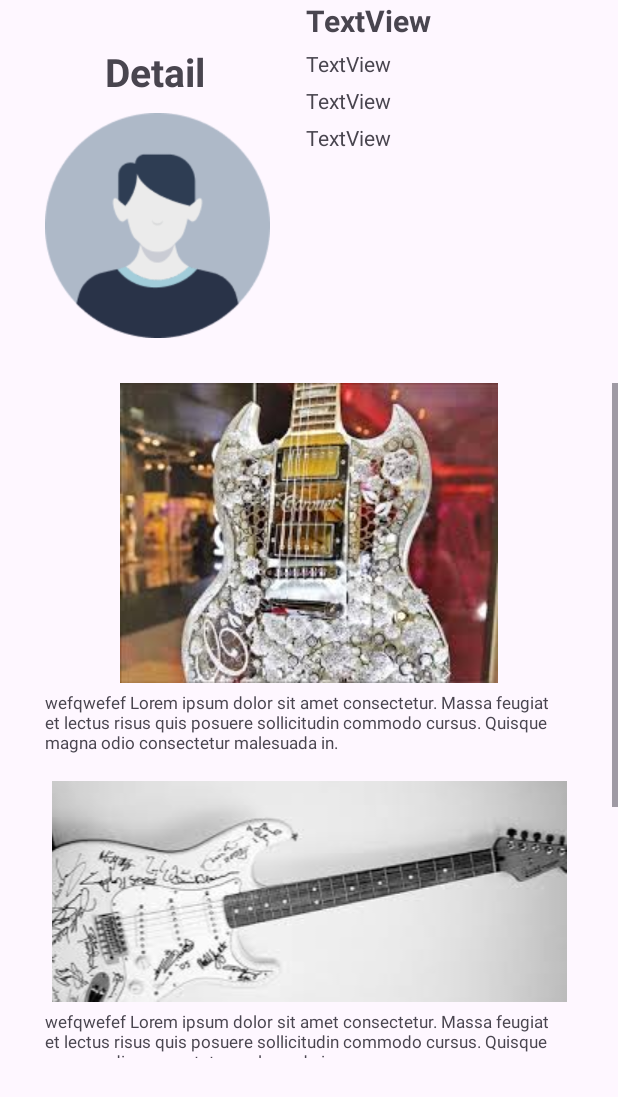
After one commit to 1chanhue1/snsproject, an Android app: the layout activity_detail.xml on its own in the app's theme, with its tools: preview values and no code run, on a phone screen of 412 x 824 dp. The commit adds this screen. Shown: the top 1097 px of the screen. Run offline under Robolectric (Android 15) with nearby library versions, the phone set to English and light mode, and no system bars.

Commit message:
detail 페이지 init

```diff
--- /dev/null
+++ b/app/src/main/java/com/akbkbaaa/snsproject/DetailActivity.kt
@@ -0,0 +1,20 @@
+package com.akbkbaaa.snsproject
+
+import android.os.Bundle
+import androidx.activity.enableEdgeToEdge
+import androidx.appcompat.app.AppCompatActivity
+import androidx.core.view.ViewCompat
+import androidx.core.view.WindowInsetsCompat
+
+class DetailActivity : AppCompatActivity() {
+    override fun onCreate(savedInstanceState: Bundle?) {
+        super.onCreate(savedInstanceState)
+        enableEdgeToEdge()
+        setContentView(R.layout.activity_detail)
+        ViewCompat.setOnApplyWindowInsetsListener(findViewById(R.id.main)) { v, insets ->
+            val systemBars = insets.getInsets(WindowInsetsCompat.Type.systemBars())
+            v.setPadding(systemBars.left, systemBars.top, systemBars.right, systemBars.bottom)
+            insets
+        }
+    }
+}
--- /dev/null
+++ b/app/src/main/res/layout/activity_detail.xml
@@ -0,0 +1,136 @@
+<?xml version="1.0" encoding="utf-8"?>
+<androidx.constraintlayout.widget.ConstraintLayout xmlns:android="http://schemas.android.com/apk/res/android"
+    xmlns:app="http://schemas.android.com/apk/res-auto"
+    xmlns:tools="http://schemas.android.com/tools"
+    android:id="@+id/main"
+    android:layout_width="match_parent"
+    android:layout_height="match_parent"
+    tools:context=".DetailActivity">
+
+    <ImageView
+        android:id="@+id/imageView"
+        android:layout_width="150dp"
+        android:layout_height="150dp"
+        android:layout_marginStart="30dp"
+        android:layout_marginTop="10dp"
+        app:layout_constraintStart_toStartOf="parent"
+        app:layout_constraintTop_toBottomOf="@+id/tv_dv_title"
+        app:srcCompat="@drawable/empty_profile" />
+
+    <TextView
+        android:id="@+id/tv_dv_title"
+        android:layout_width="wrap_content"
+        android:layout_height="wrap_content"
+        android:layout_marginStart="70dp"
+        android:layout_marginTop="30dp"
+        android:text="Detail"
+        android:textSize="26sp"
+        android:textStyle="bold"
+        app:layout_constraintStart_toStartOf="parent"
+        app:layout_constraintTop_toTopOf="parent" />
+
+    <LinearLayout
+        android:layout_width="176dp"
+        android:layout_height="150dp"
+        android:orientation="vertical"
+        app:layout_constraintEnd_toEndOf="parent"
+        app:layout_constraintHorizontal_bias="0.425"
+        app:layout_constraintStart_toEndOf="@+id/imageView"
+        tools:layout_editor_absoluteY="75dp">
+
+        <TextView
+            android:id="@+id/tv_user_id"
+            android:layout_width="match_parent"
+            android:layout_height="wrap_content"
+            android:textSize="20sp"
+            android:textStyle="bold"
+            android:layout_gravity="left"
+            android:layout_marginBottom="5dp"
+            android:text="TextView" />
+
+        <TextView
+            android:id="@+id/tv_user_name"
+            android:layout_width="match_parent"
+            android:layout_height="wrap_content"
+            android:layout_marginBottom="5dp"
+            android:text="TextView" />
+
+        <TextView
+            android:id="@+id/tv_user_mbti"
+            android:layout_width="match_parent"
+            android:layout_height="wrap_content"
+            android:layout_marginBottom="5dp"
+            android:text="TextView" />
+s
+        <TextView
+            android:id="@+id/tv_user_info"
+            android:layout_width="match_parent"
+            android:layout_height="wrap_content"
+            android:text="TextView" />
+    </LinearLayout>
+
+    <ScrollView
+        android:layout_width="match_parent"
+        android:layout_height="450dp"
+        android:layout_marginTop="30dp"
+        app:layout_constraintTop_toBottomOf="@+id/imageView">
+
+        <LinearLayout
+            android:layout_width="match_parent"
+            android:layout_height="wrap_content"
+            android:paddingHorizontal="30dp"
+            android:orientation="vertical" >
+
+            <ImageView
+                android:id="@+id/iv_post1"
+                android:layout_width="match_parent"
+                android:layout_height="match_parent"
+                android:src="@drawable/jdh_11"
+                android:layout_marginBottom="5dp"
+                android:layout_gravity="center"/>
+
+            <TextView
+                android:id="@+id/tv_post1"
+                android:layout_width="wrap_content"
+                android:layout_height="50dp"
+                android:layout_marginBottom="10dp"
+                android:textSize="11sp"
+                android:layout_gravity="left"
+                android:text="@string/detail_post"/>
+
+            <ImageView
+                android:id="@+id/iv_post2"
+                android:layout_width="match_parent"
+                android:layout_height="match_parent"
+                android:src="@drawable/jdh_12"
+                android:layout_marginBottom="5dp"
+                android:layout_gravity="center"/>
+
+            <TextView
+                android:id="@+id/tv_post2"
+                android:layout_width="wrap_content"
+                android:layout_height="50dp"
+                android:textSize="11sp"
+                android:layout_gravity="left"
+                android:layout_marginBottom="10dp"
+                android:text="@string/detail_post" />
+
+            <ImageView
+                android:id="@+id/iv_post3"
+                android:layout_width="match_parent"
+                android:layout_height="match_parent"
+                android:src="@drawable/kch_11"
+                android:layout_marginBottom="5dp"
+                android:layout_gravity="center"/>
+
+            <TextView
+                android:layout_width="wrap_content"
+                android:layout_height="50dp"
+                android:textSize="11sp"
+                android:layout_gravity="left"
+                android:text="@string/detail_post"/>
+
+
+        </LinearLayout>
+    </ScrollView>
+</androidx.constraintlayout.widget.ConstraintLayout>
--- a/app/src/main/res/values/strings.xml
+++ b/app/src/main/res/values/strings.xml
@@ -1,3 +1,4 @@
 <resources>
     <string name="app_name">snsproject</string>
+    <string name="detail_post">wefqwefef  Lorem ipsum dolor sit amet consectetur. Massa feugiat et lectus risus quis posuere sollicitudin commodo cursus. Quisque magna odio consectetur malesuada in.</string>
 </resources>
```
